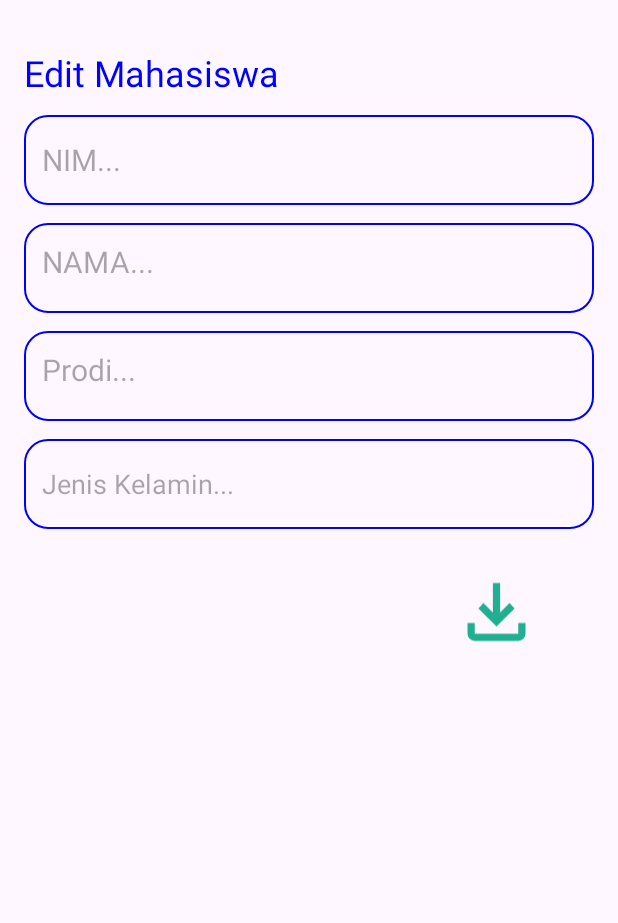
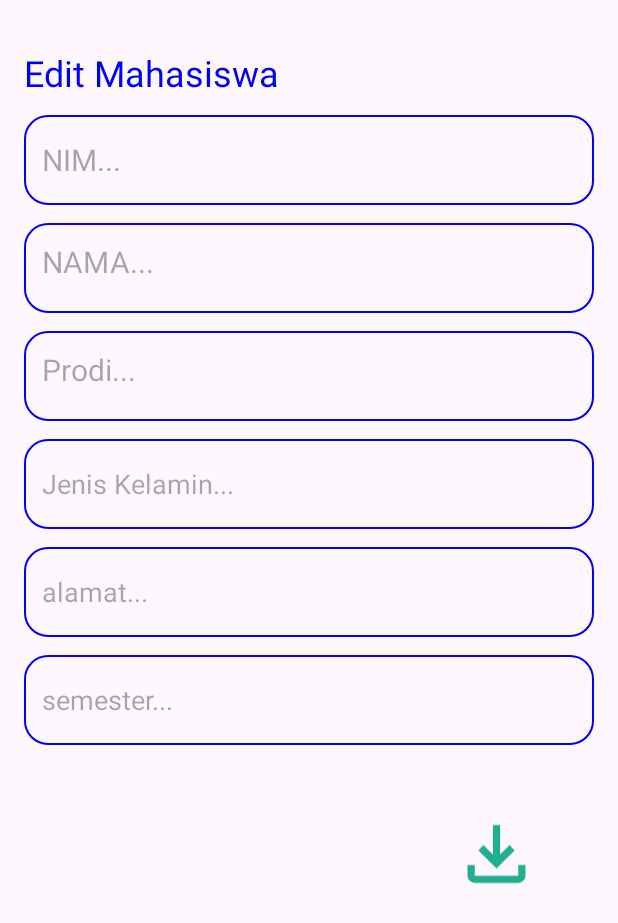
Before and after one commit to AyyMhmd/curd-mobile-dev, an Android app: the UpdateMahasiswaActivity screen opened directly, with no data from a screen before it, on a phone screen of 412 x 824 dp. Shown: the top 923 px of the screen. Run offline under Robolectric (Android 15) with nearby library versions, the phone set to English and light mode, and no system bars; 1 statement that could not run was skipped.

Commit message:
feat: Add Alamat and Semester fields to Mahasiswa entity
This commit extends the Mahasiswa data model to include 'alamat' (address) and 'semester' fields.

- Update `Mahasiswa.kt` data class to include `alamat` and `semester` properties.
- Modify the database schema in `DBHelper.kt` to add `COLUMN_ALAMAT` and `COLUMN_SEMESTER`, and update all database operations (create, insert, read, update) to handle these new fields.
- Add EditTexts for 'Alamat' and 'Semester' in `activity_add_mahasiswa.xml` and `activity_update_mahasiswa.xml`.
- Update `AddMahasiswa.kt` and `UpdateMahasiswaActivity.kt` to save and update the new fields.
- Display 'Alamat' and 'Semester' in `card_item_mahasiswa.xml` and bind the data in `MahasiswaAdapter.kt`.

```diff
--- a/app/src/main/java/com/example/crudayi/AddMahasiswa.kt
+++ b/app/src/main/java/com/example/crudayi/AddMahasiswa.kt
@@ -30,13 +30,16 @@ class AddMahasiswa : AppCompatActivity() {
             val nama = binding.namaEditText.text.toString()
             val prodi = binding.prodiEditText.text.toString()
             val jenisKelamin = binding.jenisKelaminEditText.text.toString()
+            val alamat = binding.AlamatEditText.text.toString()
+            val semester = binding.SemesterEditText.text.toString()
+
 
             if (nim.isEmpty() || nama.isEmpty() || prodi.isEmpty() || jenisKelamin.isEmpty()) {
                 Toast.makeText(this, "Harap isi semua kolom!", Toast.LENGTH_SHORT).show()
                 return@setOnClickListener
             }
 
-            val mahasiswa = Mahasiswa(nim, nama, prodi, jenisKelamin)
+            val mahasiswa = Mahasiswa(nim, nama, prodi, jenisKelamin, alamat, semester)
             dbHelper.InsertMahasiswa(mahasiswa)
 
             // Tampilkan dan mainkan animasi sukses
--- a/app/src/main/java/com/example/crudayi/Mahasiswa.kt
+++ b/app/src/main/java/com/example/crudayi/Mahasiswa.kt
@@ -4,5 +4,7 @@ data class Mahasiswa(
     val nim : String,
     val nama : String,
     val prodi: String,
-    val jenisKelamin: String
+    val jenisKelamin: String,
+    val alamat : String,
+    val semester : String,
 )
--- a/app/src/main/java/com/example/crudayi/MahasiswaAdapter.kt
+++ b/app/src/main/java/com/example/crudayi/MahasiswaAdapter.kt
@@ -18,6 +18,8 @@ class MahasiswaAdapter(private var mahasiswaList: List<Mahasiswa>, private val c
         val namaTextView: TextView = itemView.findViewById(R.id.namaTextView)
         val prodiTextView: TextView = itemView.findViewById(R.id.prodiTextView)
         val jenisKelaminTextView: TextView = itemView.findViewById(R.id.jenisKelaminTextView) // Inisialisasi TextView baru
+        val alamatTextView: TextView = itemView.findViewById(R.id.AlamatTextView)
+        val semesterTextView: TextView = itemView.findViewById(R.id.SemesterTextView)
         val updateButton: TextView = itemView.findViewById(R.id.updateButton)
         val deleteButton: TextView = itemView.findViewById(R.id.deleteButton)
     }
@@ -33,6 +35,9 @@ class MahasiswaAdapter(private var mahasiswaList: List<Mahasiswa>, private val c
         holder.namaTextView.text = "Nama: ${mahasiswa.nama}"
         holder.prodiTextView.text = "Prodi: ${mahasiswa.prodi}"
         holder.jenisKelaminTextView.text = "Jenis Kelamin: ${mahasiswa.jenisKelamin}"
+        holder.alamatTextView.text = "Alamat: ${mahasiswa.alamat}"
+        holder.semesterTextView.text = "Semester: ${mahasiswa.semester}"
+
 
         holder.updateButton.setOnClickListener {
             val intent = Intent(holder.itemView.context, UpdateMahasiswaActivity::class.java)
--- a/app/src/main/java/com/example/crudayi/UpdateMahasiswaActivity.kt
+++ b/app/src/main/java/com/example/crudayi/UpdateMahasiswaActivity.kt
@@ -1,5 +1,6 @@
 package com.example.crudayi
 
+import android.annotation.SuppressLint
 import android.os.Bundle
 import android.widget.EditText
 import android.widget.ImageView
@@ -14,6 +15,7 @@ class UpdateMahasiswaActivity : AppCompatActivity() {
     private lateinit var db: DBHelper
     private var Fnim: String = ""
 
+    @SuppressLint("MissingInflatedId")
     override fun onCreate(savedInstanceState: Bundle?) {
         super.onCreate(savedInstanceState)
         enableEdgeToEdge()
@@ -23,6 +25,8 @@ class UpdateMahasiswaActivity : AppCompatActivity() {
         val editNamaEditText = findViewById<EditText>(R.id.editNamaEditText)
         val editProdiEditText = findViewById<EditText>(R.id.editProdiEditText)
         val editJenisKelaminEditText = findViewById<EditText>(R.id.editJenisKelaminEditText) // Inisialisasi EditText baru
+        val editAlamatEditText = findViewById<EditText>(R.id.editAlamatEditText)
+        val editSemesterEditText = findViewById<EditText>(R.id.editSemesterEditText)
         val saveButton = findViewById<ImageView>(R.id.saveButton)
 
         Fnim = intent.getStringExtra("oldNim") ?: return run { // Menggunakan "oldNim" dan Elvis operator
@@ -39,6 +43,8 @@ class UpdateMahasiswaActivity : AppCompatActivity() {
             editNamaEditText.setText(mhsw.nama)
             editProdiEditText.setText(mhsw.prodi)
             editJenisKelaminEditText.setText(mhsw.jenisKelamin) // Isi nilai jenis kelamin
+            editAlamatEditText.setText(mhsw.alamat)
+            editSemesterEditText.setText(mhsw.semester)
         } else {
             Toast.makeText(this, "Data mahasiswa tidak ditemukan.", Toast.LENGTH_LONG).show()
             finish()
@@ -50,8 +56,12 @@ class UpdateMahasiswaActivity : AppCompatActivity() {
             val newNAMA = editNamaEditText.text.toString()
             val newProdi = editProdiEditText.text.toString()
             val newJenisKelamin = editJenisKelaminEditText.text.toString() // Ambil nilai jenis kelamin baru
+            val newAlamat = editAlamatEditText.text.toString()
+            val newSemester = editSemesterEditText.text.toString()
 
-            val updateMhsw = Mahasiswa(newNIM, newNAMA, newProdi, newJenisKelamin) // Masukkan jenis kelamin
+
+
+            val updateMhsw = Mahasiswa(newNIM, newNAMA, newProdi, newJenisKelamin, newAlamat, newSemester ) // Masukkan jenis kelamin
             db.updateMahasiswa(Fnim, updateMhsw)
 
             Toast.makeText(this, "Data Berhasil Diupdate", Toast.LENGTH_LONG).show()
--- a/app/src/main/res/layout/activity_update_mahasiswa.xml
+++ b/app/src/main/res/layout/activity_update_mahasiswa.xml
@@ -28,7 +28,7 @@
         android:layout_alignBottom="@id/editMahasiswaHeading"
         android:layout_alignParentEnd="true"
         android:layout_marginEnd="36dp"
-        android:layout_marginBottom="-374dp"
+        android:layout_marginBottom="-535dp"
         android:src="@drawable/outline_download_24" />
 
     <EditText
@@ -81,6 +81,30 @@
         android:padding="12dp"
         android:textSize="18sp" />
 
+    <EditText
+        android:id="@+id/editAlamatEditText"
+        android:layout_width="match_parent"
+        android:layout_height="60dp"
+        android:layout_below="@id/editJenisKelaminEditText"
+        android:layout_marginTop="12dp"
+        android:background="@drawable/border"
+        android:hint="alamat..."
+        android:maxLines="1"
+        android:padding="12dp"
+        android:textSize="18sp" />
+
+    <EditText
+        android:id="@+id/editSemesterEditText"
+        android:layout_width="match_parent"
+        android:layout_height="60dp"
+        android:layout_below="@id/editAlamatEditText"
+        android:layout_marginTop="12dp"
+        android:background="@drawable/border"
+        android:hint="semester..."
+        android:maxLines="1"
+        android:padding="12dp"
+        android:textSize="18sp" />
+
     <com.airbnb.lottie.LottieAnimationView
         android:id="@+id/successAnimationView"
         android:layout_width="200dp"
```
Also changed, not shown: app/src/main/java/com/example/crudayi/DBHelper.kt (+15 -3 lines), app/src/main/res/layout/activity_add_mahasiswa.xml (+25 -2 lines), app/src/main/res/layout/card_item_mahasiswa.xml (+16 -0 lines).
